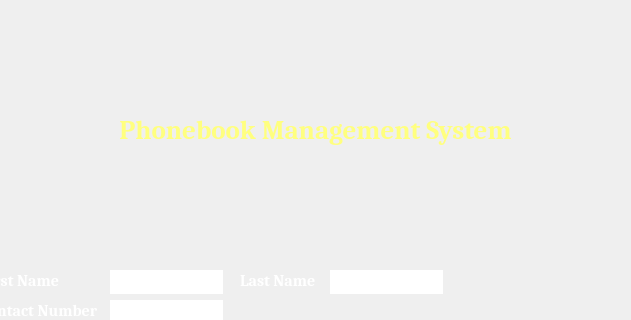
Old version of the form Contact_Management_System/mainwindow.ui in the repository RupeshBelhekar/Contact-Management-System; both pictures show x 260 to 891 and y 0 to 320 of the 1200 by 675 pixel window.
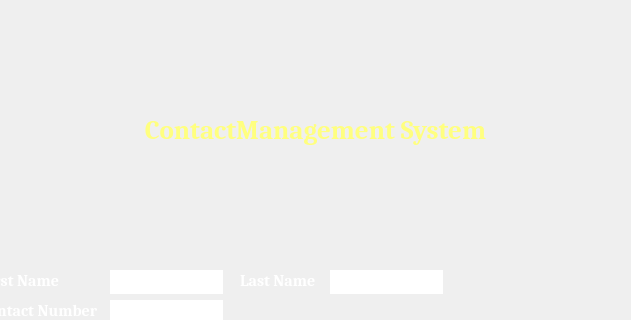
New version of the form. Icons and pictures are not drawn.

The edit to the form file:
```diff
--- a/Contact_Management_System/mainwindow.ui
+++ b/Contact_Management_System/mainwindow.ui
@@ -320,7 +320,7 @@
      </font>
     </property>
     <property name="text">
-     <string>&lt;html&gt;&lt;head/&gt;&lt;body&gt;&lt;p align=&quot;center&quot;&gt;&lt;span style=&quot; font-weight:700; color:#ffff7f;&quot;&gt;Phonebook Management System&lt;/span&gt;&lt;/p&gt;&lt;/body&gt;&lt;/html&gt;</string>
+     <string>&lt;html&gt;&lt;head/&gt;&lt;body&gt;&lt;p align=&quot;center&quot;&gt;&lt;span style=&quot; font-weight:700; color:#ffff7f;&quot;&gt;ContactManagement System&lt;/span&gt;&lt;/p&gt;&lt;/body&gt;&lt;/html&gt;</string>
     </property>
     <property name="textFormat">
      <enum>Qt::RichText</enum>
```
